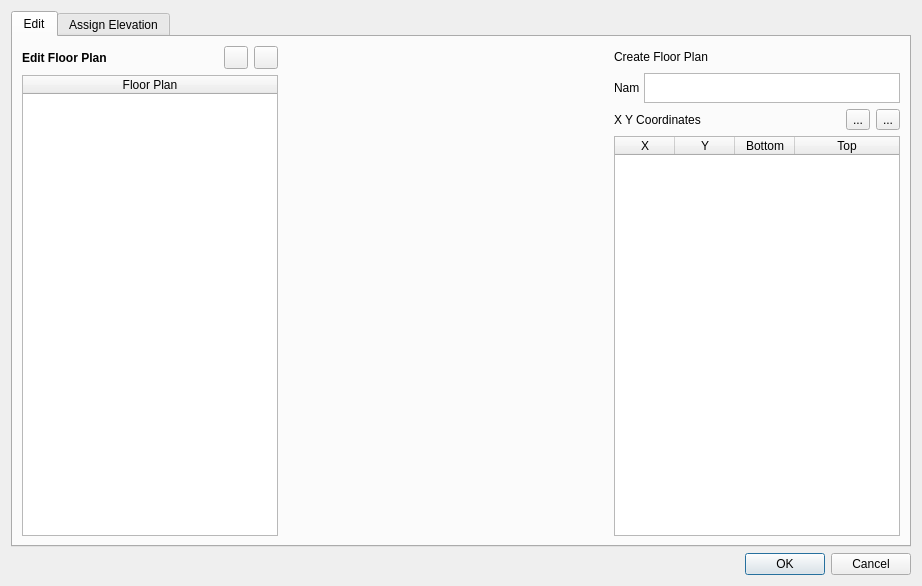
This is resources/UI/autobuilder_floordesign_v2.ui in UofT-Seismic-Design-Team/Autobuilder-3.0 as Qt 5 draws it before an edit. The edited form follows.
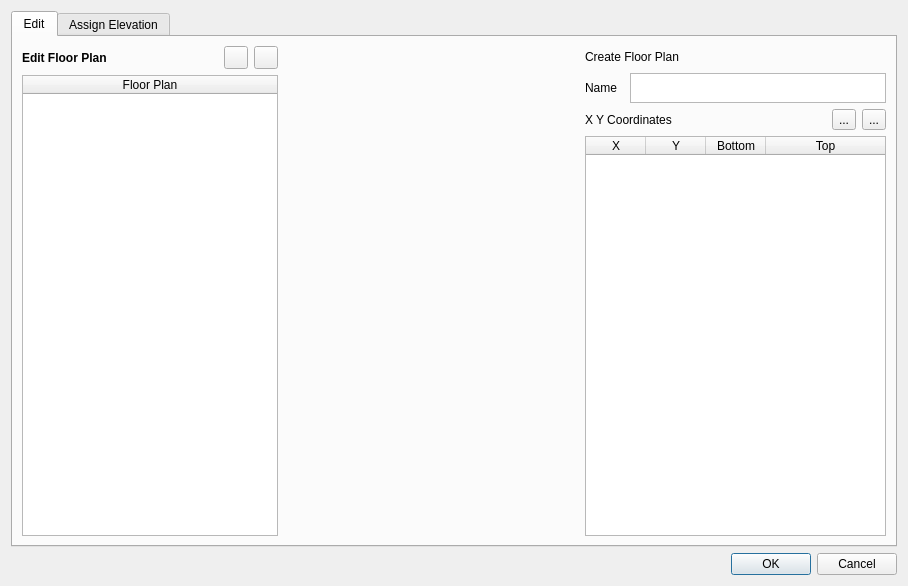
This is the edited form. Custom widgets are drawn as their Qt base class.

```diff
--- a/resources/UI/autobuilder_floordesign_v2.ui
+++ b/resources/UI/autobuilder_floordesign_v2.ui
@@ -6,7 +6,7 @@
    <rect>
     <x>0</x>
     <y>0</y>
-    <width>922</width>
+    <width>908</width>
     <height>586</height>
    </rect>
   </property>
@@ -139,13 +139,13 @@
                 <widget class="QLabel" name="DisplayLabelName">
                  <property name="minimumSize">
                   <size>
-                   <width>25</width>
+                   <width>40</width>
                    <height>30</height>
                   </size>
                  </property>
                  <property name="maximumSize">
                   <size>
-                   <width>25</width>
+                   <width>40</width>
                    <height>30</height>
                   </size>
                  </property>
```
